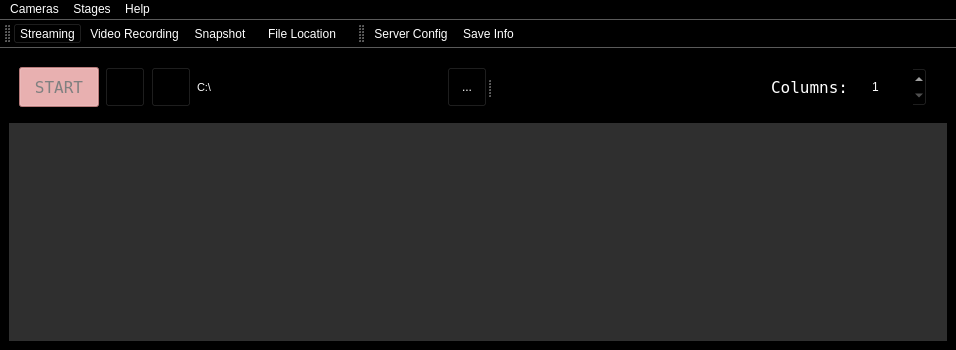
Before: the Qt Designer form ui/mainWindow.ui in AllenNeuralDynamics/parallax, drawn with Qt 5.
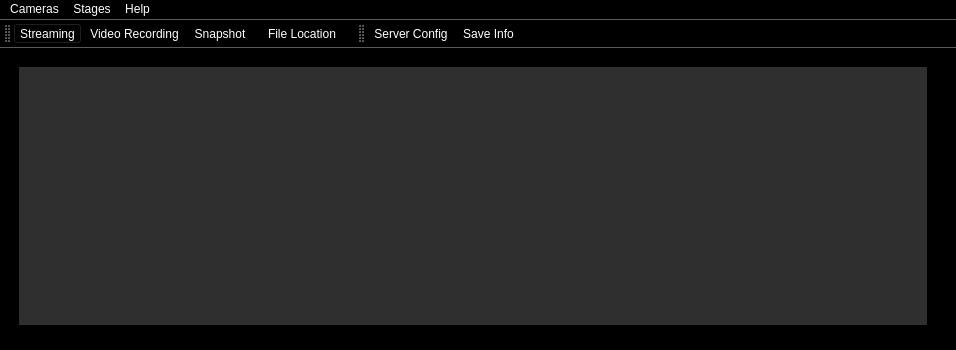
After: the same form once the commit is applied. Icons and pictures are not drawn.

Commit message: Change window ui and Add WindowIcon

```diff
--- a/ui/mainWindow.ui
+++ b/ui/mainWindow.ui
@@ -49,25 +49,6 @@
   </property>
   <widget class="QWidget" name="centralwidget">
    <layout class="QGridLayout" name="gridLayout_2">
-    <item row="1" column="0">
-     <widget class="QMdiArea" name="mdiArea">
-      <property name="styleSheet">
-       <string notr="true">QWidget{
-background-color: rgb(11,11,11);
-color: #FFFFFF;
-}</string>
-      </property>
-      <property name="background">
-       <brush brushstyle="SolidPattern">
-        <color alpha="255">
-         <red>47</red>
-         <green>47</green>
-         <blue>47</blue>
-        </color>
-       </brush>
-      </property>
-     </widget>
-    </item>
     <item row="0" column="0">
      <layout class="QVBoxLayout" name="verticalLayout_4">
       <property name="leftMargin">
@@ -82,6 +63,25 @@
       <property name="bottomMargin">
        <number>10</number>
       </property>
+      <item>
+       <widget class="QMdiArea" name="mdiArea">
+        <property name="styleSheet">
+         <string notr="true">QWidget{
+background-color: rgb(11,11,11);
+color: #FFFFFF;
+}</string>
+        </property>
+        <property name="background">
+         <brush brushstyle="SolidPattern">
+          <color alpha="255">
+           <red>47</red>
+           <green>47</green>
+           <blue>47</blue>
+          </color>
+         </brush>
+        </property>
+       </widget>
+      </item>
       <item>
        <widget class="QSplitter" name="splitter">
         <property name="sizePolicy">
@@ -99,248 +99,6 @@
         <property name="orientation">
          <enum>Qt::Horizontal</enum>
         </property>
-        <widget class="QWidget" name="layoutWidget">
-         <layout class="QHBoxLayout" name="horizontalLayout_2">
-          <item>
-           <widget class="QPushButton" name="startButton">
-            <property name="minimumSize">
-             <size>
-              <width>80</width>
-              <height>40</height>
-             </size>
-            </property>
-            <property name="maximumSize">
-             <size>
-              <width>80</width>
-              <height>40</height>
-             </size>
-            </property>
-            <property name="font">
-             <font>
-              <family>Terminal</family>
-              <pointsize>12</pointsize>
-             </font>
-            </property>
-            <property name="styleSheet">
-             <string notr="true">/* Disabled &amp; Checked */
-QPushButton#startButton:checked {
-	color: gray;
-	background-color: #ffaaaa;
-}
-
-</string>
-            </property>
-            <property name="text">
-             <string>START</string>
-            </property>
-            <property name="iconSize">
-             <size>
-              <width>20</width>
-              <height>20</height>
-             </size>
-            </property>
-            <property name="checkable">
-             <bool>true</bool>
-            </property>
-            <property name="checked">
-             <bool>true</bool>
-            </property>
-           </widget>
-          </item>
-          <item>
-           <widget class="QPushButton" name="recordButton">
-            <property name="enabled">
-             <bool>true</bool>
-            </property>
-            <property name="minimumSize">
-             <size>
-              <width>40</width>
-              <height>40</height>
-             </size>
-            </property>
-            <property name="maximumSize">
-             <size>
-              <width>40</width>
-              <height>40</height>
-             </size>
-            </property>
-            <property name="styleSheet">
-             <string notr="true">/* Disabled &amp; Checked */
-QPushButton#recordButton:checked {
-	color: gray;
-	background-color: #ffaaaa;
-}
-</string>
-            </property>
-            <property name="text">
-             <string/>
-            </property>
-            <property name="icon">
-             <iconset>
-              <normaloff>resources/recordingButton.png</normaloff>
-              <disabledoff>resources/recordingButton_disabled.png</disabledoff>
-              <disabledon>resources/recordingButton_disabled.png</disabledon>resources/recordingButton.png</iconset>
-            </property>
-            <property name="checkable">
-             <bool>true</bool>
-            </property>
-           </widget>
-          </item>
-          <item>
-           <widget class="QPushButton" name="snapshotButton">
-            <property name="minimumSize">
-             <size>
-              <width>40</width>
-              <height>40</height>
-             </size>
-            </property>
-            <property name="maximumSize">
-             <size>
-              <width>40</width>
-              <height>40</height>
-             </size>
-            </property>
-            <property name="styleSheet">
-             <string notr="true">/* Disabled &amp; Checked */
-QPushButton#snapshotButton:pressed {
-	color: gray;
-	background-color: #ffaaaa;
-}
-</string>
-            </property>
-            <property name="text">
-             <string/>
-            </property>
-            <property name="icon">
-             <iconset>
-              <normaloff>resources/snapshotButton_green.png</normaloff>
-              <disabledon>resources/snapshotButton_disabled.png</disabledon>resources/snapshotButton_green.png</iconset>
-            </property>
-            <property name="iconSize">
-             <size>
-              <width>22</width>
-              <height>22</height>
-             </size>
-            </property>
-           </widget>
-          </item>
-          <item>
-           <widget class="QLabel" name="dirLabel">
-            <property name="maximumSize">
-             <size>
-              <width>16777215</width>
-              <height>40</height>
-             </size>
-            </property>
-            <property name="font">
-             <font>
-              <pointsize>8</pointsize>
-             </font>
-            </property>
-            <property name="styleSheet">
-             <string notr="true"/>
-            </property>
-            <property name="text">
-             <string>C:\</string>
-            </property>
-           </widget>
-          </item>
-          <item>
-           <widget class="QToolButton" name="browseDirButton">
-            <property name="minimumSize">
-             <size>
-              <width>40</width>
-              <height>40</height>
-             </size>
-            </property>
-            <property name="maximumSize">
-             <size>
-              <width>40</width>
-              <height>40</height>
-             </size>
-            </property>
-            <property name="styleSheet">
-             <string notr="true">QToolButton#browseDirButton:pressed {
-	color: gray;
-	background-color: #ffaaaa;
-}
-
-</string>
-            </property>
-            <property name="text">
-             <string>...</string>
-            </property>
-           </widget>
-          </item>
-         </layout>
-        </widget>
-        <widget class="QWidget" name="layoutWidget_2">
-         <layout class="QHBoxLayout" name="horizontalLayout_4">
-          <item>
-           <spacer name="horizontalSpacer">
-            <property name="orientation">
-             <enum>Qt::Horizontal</enum>
-            </property>
-            <property name="sizeHint" stdset="0">
-             <size>
-              <width>68</width>
-              <height>22</height>
-             </size>
-            </property>
-           </spacer>
-          </item>
-          <item>
-           <widget class="QLabel" name="columnsLabel">
-            <property name="minimumSize">
-             <size>
-              <width>90</width>
-              <height>30</height>
-             </size>
-            </property>
-            <property name="maximumSize">
-             <size>
-              <width>90</width>
-              <height>30</height>
-             </size>
-            </property>
-            <property name="font">
-             <font>
-              <family>Terminal</family>
-              <pointsize>12</pointsize>
-             </font>
-            </property>
-            <property name="text">
-             <string>Columns:</string>
-            </property>
-           </widget>
-          </item>
-          <item>
-           <widget class="QSpinBox" name="nColumnsSpinBox">
-            <property name="minimumSize">
-             <size>
-              <width>60</width>
-              <height>40</height>
-             </size>
-            </property>
-            <property name="maximumSize">
-             <size>
-              <width>60</width>
-              <height>40</height>
-             </size>
-            </property>
-            <property name="minimum">
-             <number>1</number>
-            </property>
-            <property name="maximum">
-             <number>6</number>
-            </property>
-            <property name="value">
-             <number>1</number>
-            </property>
-           </widget>
-          </item>
-         </layout>
-        </widget>
        </widget>
       </item>
      </layout>
```
Left out of the diff: 2 changed lines with no effect on the pictures. The commit also changes 2 other files.
